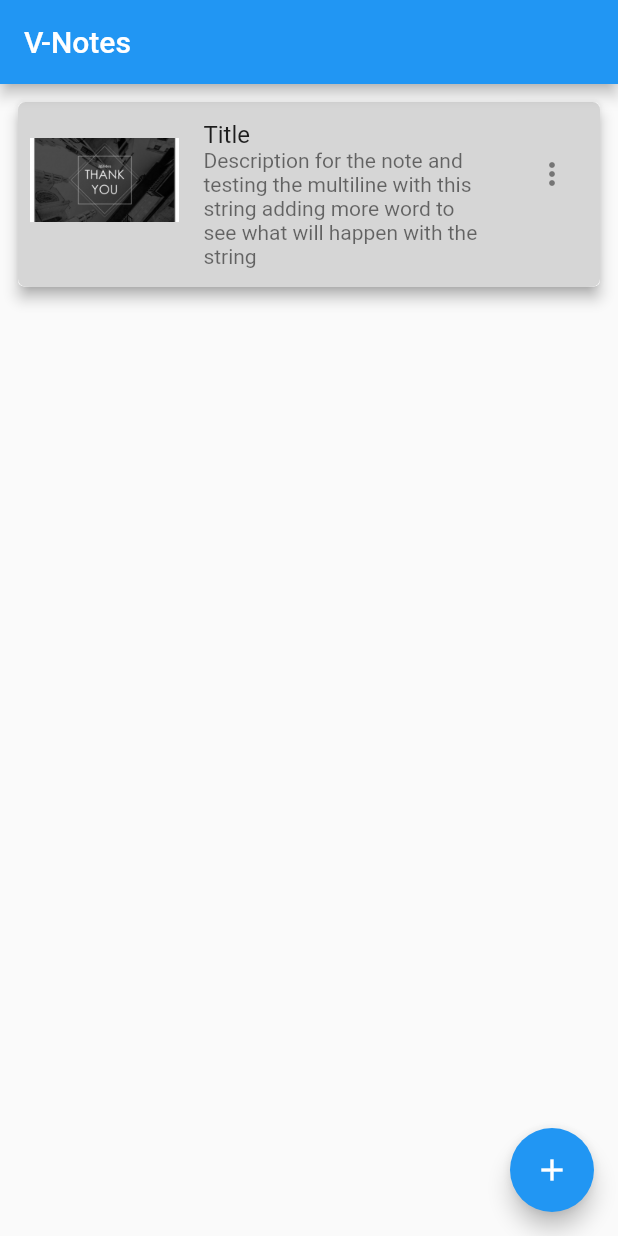
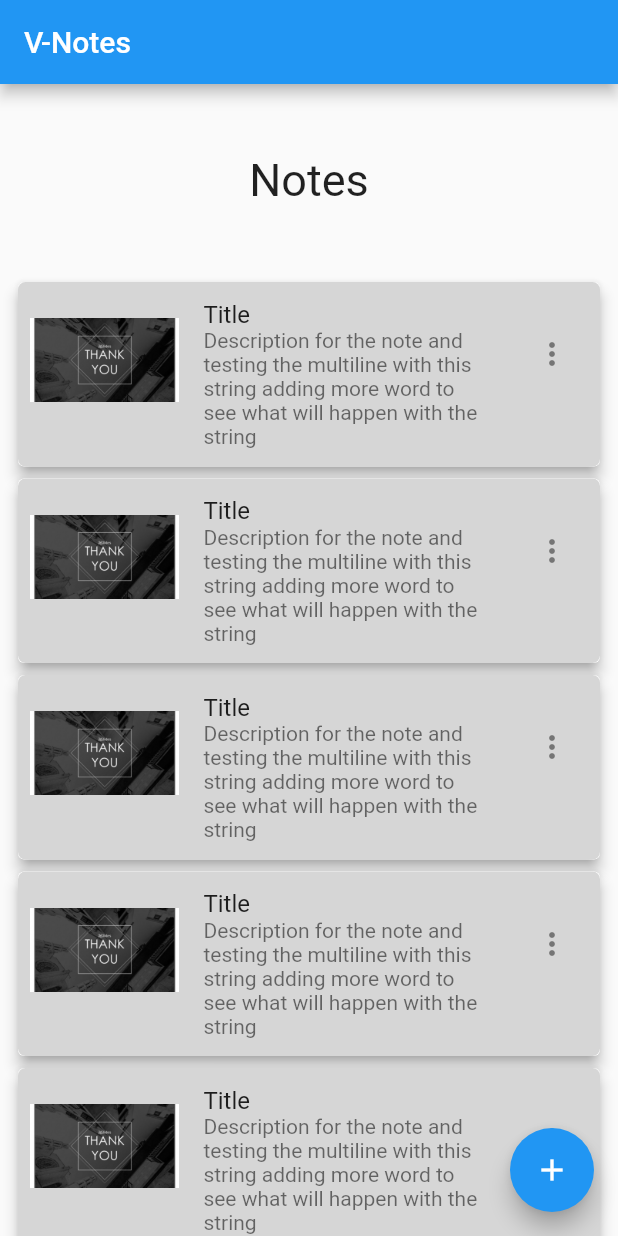
Before and after one commit to mohmdramadn/visual_notes_app, a Flutter app: the screen it shows after launch, on a phone screen of 412 x 824 dp. Run offline on Flutter 3.47's test engine with Material 2 defaults, Android fonts, the phone set to English and light mode, and no system bars.

Commit message:
-Added ListView in home_screen.dart and adjusted UI -Adjusted how notes_card.dart looks

```diff
--- a/lib/ui/views/home_screen.dart
+++ b/lib/ui/views/home_screen.dart
@@ -1,5 +1,6 @@
 import 'package:flutter/material.dart';
-import 'package:visual_notes_app/constants/string_constants.dart' as string_constants;
+import 'package:visual_notes_app/constants/string_constants.dart'
+    as string_constants;
 import 'package:visual_notes_app/ui/widgets/notes_card.dart';
 
 class HomePage extends StatelessWidget {
@@ -20,12 +21,29 @@ class HomePage extends StatelessWidget {
         },
       ),
       body: SafeArea(
-        child: SingleChildScrollView(
-          child: Column(
-            children: const [
-               NoteCard(),
-            ],
-          ),
+        child: Column(
+          children: [
+            const Expanded(
+              flex: 1,
+              child: SizedBox(
+                child: Center(
+                    child: Text(
+                  'Notes',
+                  style: TextStyle(
+                    fontSize: 30,
+                  ),
+                )),
+              ),
+            ),
+            Expanded(
+              flex: 5,
+              child: ListView.builder(
+                  itemCount: 10,
+                  itemBuilder: (BuildContext context, int index) {
+                    return const NoteCard();
+                  }),
+            ),
+          ],
         ),
       ),
     );
--- a/lib/ui/widgets/notes_card.dart
+++ b/lib/ui/widgets/notes_card.dart
@@ -12,7 +12,7 @@ class NoteCard extends StatelessWidget {
   @override
   Widget build(BuildContext context) {
     return Padding(
-      padding: const EdgeInsets.all(8.0),
+      padding: const EdgeInsets.symmetric(horizontal: 8.0),
       child: Card(
         elevation: 4,
         shadowColor: Colors.grey,
```
